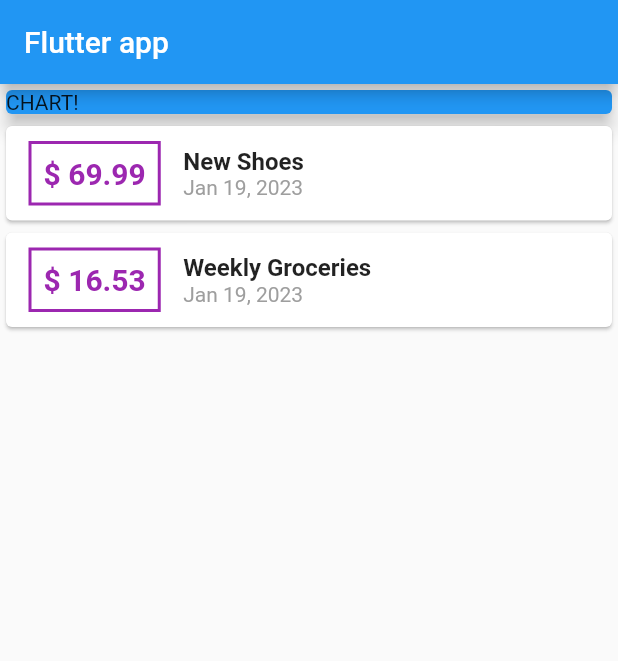
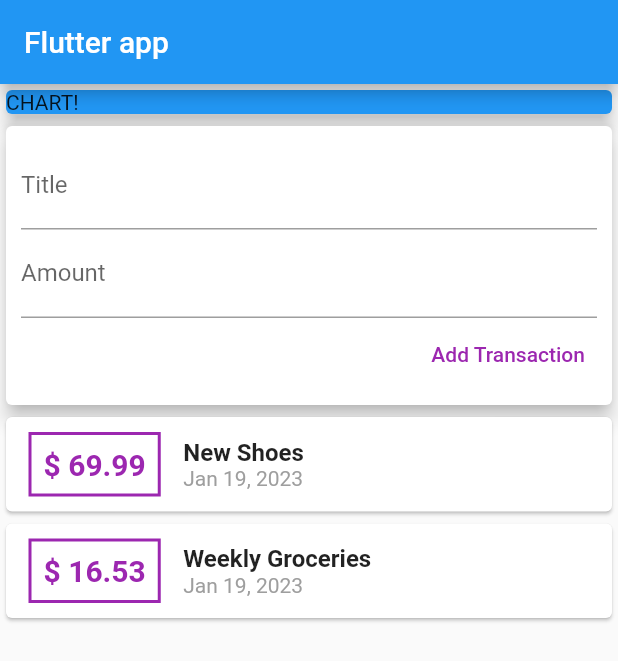
Before and after one commit to sangeeta2701/expenses-planner, a Flutter app: the screen it shows after launch, on a phone screen of 412 x 824 dp. Shown: the top 661 px of the screen. Run offline on Flutter 3.47's test engine with Material 2 defaults, Android fonts, the phone set to English and light mode, and no system bars.

Commit message:
Expenses Planner

```diff
--- a/lib/main.dart
+++ b/lib/main.dart
@@ -1,6 +1,5 @@
+import 'package:expenses_planner/widgets/users_transactions.dart';
 import 'package:flutter/material.dart';
-
-import 'widgets/transaction_list.dart';
 
 void main() {
   runApp(const MyApp());
@@ -48,7 +47,7 @@ class _MyHomePageState extends State<MyHomePage> {
               elevation: 5,
             ),
           ),
-          TransactionList(),
+          UserTransaction(),
         ],
       ),
     );
--- a/lib/widgets/transaction_list.dart
+++ b/lib/widgets/transaction_list.dart
@@ -3,33 +3,16 @@ import 'package:intl/intl.dart';
 
 import '../models/transaction.dart';
 
-class TransactionList extends StatefulWidget {
-  const TransactionList({Key? key}) : super(key: key);
+class TransactionList extends StatelessWidget {
+  TransactionList({Key? key, required this.transactions}) : super(key: key);
 
-  @override
-  State<TransactionList> createState() => _TransactionListState();
-}
-
-class _TransactionListState extends State<TransactionList> {
-  final List<Transaction> _userTransaction = [
-    Transaction(
-      id: "t1",
-      title: "New Shoes",
-      amount: 69.99,
-      date: DateTime.now(),
-    ),
-    Transaction(
-      id: "t2",
-      title: "Weekly Groceries",
-      amount: 16.53,
-      date: DateTime.now(),
-    ),
-  ];
+  final List<Transaction> transactions;
+  // TransactionList(this.transactions);
 
   @override
   Widget build(BuildContext context) {
     return Column(
-      children: _userTransaction.map((tx) {
+      children: transactions.map((tx) {
         return Card(
           child: Row(
             children: [
--- a/lib/widgets/users_transactions.dart
+++ b/lib/widgets/users_transactions.dart
@@ -0,0 +1,52 @@
+import 'package:expenses_planner/widgets/transaction_list.dart';
+import 'package:flutter/material.dart';
+
+import '../models/transaction.dart';
+import 'new_transactions.dart';
+
+class UserTransaction extends StatefulWidget {
+  const UserTransaction({Key? key}) : super(key: key);
+
+  @override
+  State<UserTransaction> createState() => _UserTransactionState();
+}
+
+class _UserTransactionState extends State<UserTransaction> {
+  final List<Transaction> _userTransaction = [
+    Transaction(
+      id: "t1",
+      title: "New Shoes",
+      amount: 69.99,
+      date: DateTime.now(),
+    ),
+    Transaction(
+      id: "t2",
+      title: "Weekly Groceries",
+      amount: 16.53,
+      date: DateTime.now(),
+    ),
+  ];
+
+  void _addNewTransaction(String txTitle, double txAmount) {
+    final newTx = Transaction(
+      id: DateTime.now().toString(),
+      title: txTitle,
+      amount: txAmount,
+      date: DateTime.now(),
+    );
+
+    setState(() {
+      _userTransaction.add(newTx);
+    });
+  }
+
+  @override
+  Widget build(BuildContext context) {
+    return Column(
+      children: [
+        NewTransaction(),
+        TransactionList(transactions: _userTransaction),
+      ],
+    );
+  }
+}
```
